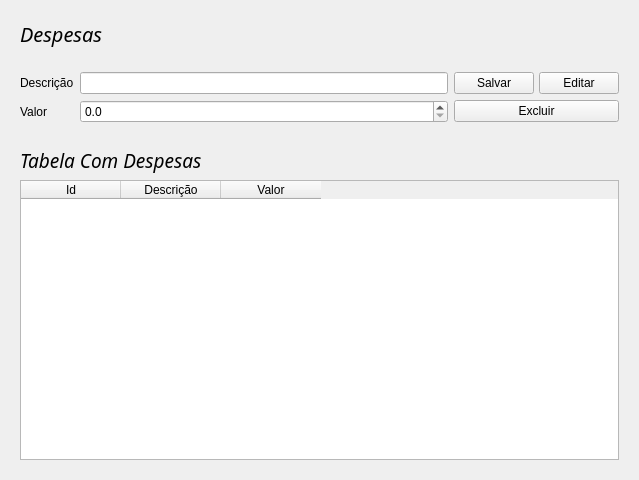
Before: the Qt Designer form FinancialSystem/view/Despesa.ui in Wth10/Python-Qt, drawn with Qt 5.
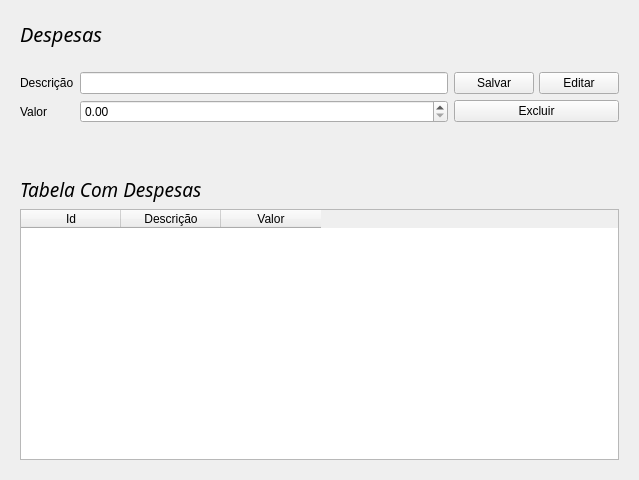
After: the same form once the commit is applied. Icons and pictures are not drawn.

Patch:
```diff
--- a/FinancialSystem/view/Despesa.ui
+++ b/FinancialSystem/view/Despesa.ui
@@ -129,7 +129,7 @@
            </font>
           </property>
           <property name="decimals">
-           <number>1</number>
+           <number>2</number>
           </property>
           <property name="maximum">
            <double>10000000.000000000000000</double>
@@ -210,7 +210,23 @@
      </property>
      <layout class="QVBoxLayout" name="verticalLayout_2">
       <item>
-       <widget class="QLabel" name="label_2">
+       <widget class="QLabel" name="AlertErro">
+        <property name="font">
+         <font>
+          <family>Arial Black</family>
+          <pointsize>13</pointsize>
+         </font>
+        </property>
+        <property name="text">
+         <string/>
+        </property>
+        <property name="alignment">
+         <set>Qt::AlignCenter</set>
+        </property>
+       </widget>
+      </item>
+      <item>
+       <widget class="QLabel" name="TitleTable">
         <property name="font">
          <font>
           <family>Arial Black</family>
```
Left out of the diff: 2 changed lines with no effect on the pictures.
